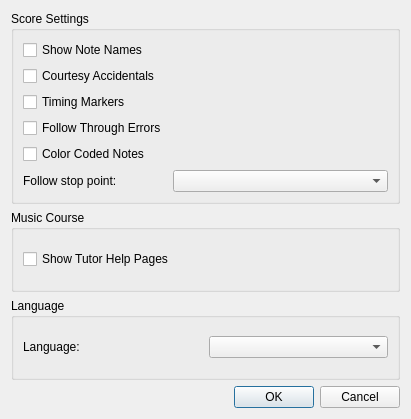
This is src/GuiPreferencesDialog.ui in pianobooster/PianoBooster as Qt 5 draws it before an edit. The edited form follows.
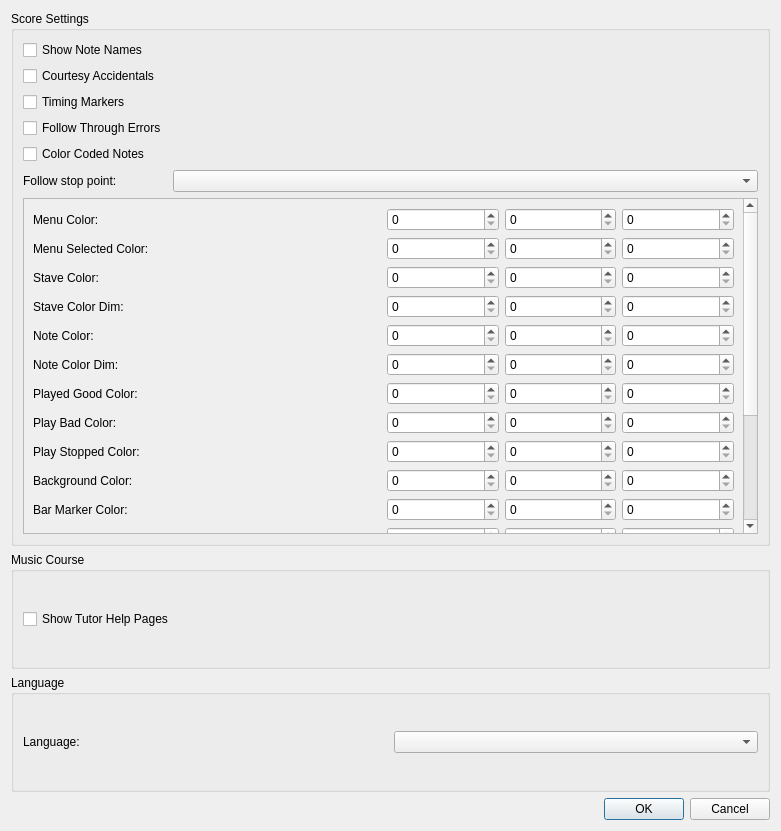
This is the edited form.

Commit message: Add preference configurations for the play animation colors.   + Added new fields in GUI preferences for various color fields   + Moved the color settings over from CFG to CSettings, but keep the CFG methods still pointing to the CSettings due some dependency issue.   + The color is 0-255 integer value for "red", "green" and "blue".   + It would help if add a button for picking color, and even better if have a preview while changing the color.

```diff
--- a/src/GuiPreferencesDialog.ui
+++ b/src/GuiPreferencesDialog.ui
@@ -6,8 +6,8 @@
    <rect>
     <x>0</x>
     <y>0</y>
-    <width>411</width>
-    <height>419</height>
+    <width>781</width>
+    <height>831</height>
    </rect>
   </property>
   <property name="sizePolicy">
@@ -162,6 +162,590 @@
         </item>
        </layout>
       </item>
+      <item>
+       <widget class="QScrollArea" name="scrollArea">
+        <property name="sizePolicy">
+         <sizepolicy hsizetype="Expanding" vsizetype="Fixed">
+          <horstretch>0</horstretch>
+          <verstretch>0</verstretch>
+         </sizepolicy>
+        </property>
+        <property name="minimumSize">
+         <size>
+          <width>0</width>
+          <height>250</height>
+         </size>
+        </property>
+        <property name="maximumSize">
+         <size>
+          <width>16777215</width>
+          <height>500</height>
+         </size>
+        </property>
+        <property name="widgetResizable">
+         <bool>true</bool>
+        </property>
+        <widget class="QWidget" name="scrollAreaWidgetContents">
+         <property name="geometry">
+          <rect>
+           <x>0</x>
+           <y>0</y>
+           <width>723</width>
+           <height>590</height>
+          </rect>
+         </property>
+         <layout class="QGridLayout" name="gridLayout_4">
+          <item row="10" column="1">
+           <layout class="QHBoxLayout" name="horizontalLayout_6">
+            <item>
+             <widget class="QSpinBox" name="noteDimRedSpinBox">
+              <property name="maximum">
+               <number>255</number>
+              </property>
+             </widget>
+            </item>
+            <item>
+             <widget class="QSpinBox" name="noteDimGreenSpinBox">
+              <property name="maximum">
+               <number>255</number>
+              </property>
+             </widget>
+            </item>
+            <item>
+             <widget class="QSpinBox" name="noteDimBlueSpinBox">
+              <property name="maximum">
+               <number>255</number>
+              </property>
+             </widget>
+            </item>
+           </layout>
+          </item>
+          <item row="15" column="1">
+           <layout class="QHBoxLayout" name="horizontalLayout_11">
+            <item>
+             <widget class="QSpinBox" name="barMarkerRedSpinBox">
+              <property name="maximum">
+               <number>255</number>
+              </property>
+             </widget>
+            </item>
+            <item>
+             <widget class="QSpinBox" name="barMarkerGreenSpinBox">
+              <property name="maximum">
+               <number>255</number>
+              </property>
+             </widget>
+            </item>
+            <item>
+             <widget class="QSpinBox" name="barMarkerBlueSpinBox">
+              <property name="maximum">
+               <number>255</number>
+              </property>
+             </widget>
+            </item>
+           </layout>
+          </item>
+          <item row="7" column="0">
+           <widget class="QLabel" name="label_5">
+            <property name="text">
+             <string>Stave Color:</string>
+            </property>
+           </widget>
+          </item>
+          <item row="18" column="1">
+           <layout class="QHBoxLayout" name="horizontalLayout_14">
+            <item>
+             <widget class="QSpinBox" name="noteNameRedSpinBox">
+              <property name="maximum">
+               <number>255</number>
+              </property>
+             </widget>
+            </item>
+            <item>
+             <widget class="QSpinBox" name="noteNameGreenSpinBox">
+              <property name="maximum">
+               <number>255</number>
+              </property>
+             </widget>
+            </item>
+            <item>
+             <widget class="QSpinBox" name="noteNameBlueSpinBox">
+              <property name="maximum">
+               <number>255</number>
+              </property>
+             </widget>
+            </item>
+           </layout>
+          </item>
+          <item row="17" column="1">
+           <layout class="QHBoxLayout" name="horizontalLayout_13">
+            <item>
+             <widget class="QSpinBox" name="pianoBadRedSpinBox">
+              <property name="maximum">
+               <number>255</number>
+              </property>
+             </widget>
+            </item>
+            <item>
+             <widget class="QSpinBox" name="pianoBadGreenSpinBox">
+              <property name="maximum">
+               <number>255</number>
+              </property>
+             </widget>
+            </item>
+            <item>
+             <widget class="QSpinBox" name="pianoBadBlueSpinBox">
+              <property name="maximum">
+               <number>255</number>
+              </property>
+             </widget>
+            </item>
+           </layout>
+          </item>
+          <item row="20" column="0">
+           <widget class="QLabel" name="label_18">
+            <property name="text">
+             <string>Playing Zone Middle Line Color:</string>
+            </property>
+           </widget>
+          </item>
+          <item row="8" column="1">
+           <layout class="QHBoxLayout" name="horizontalLayout_4">
+            <item>
+             <widget class="QSpinBox" name="staveDimRedSpinBox">
+              <property name="maximum">
+               <number>255</number>
+              </property>
+             </widget>
+            </item>
+            <item>
+             <widget class="QSpinBox" name="staveDimGreenSpinBox">
+              <property name="maximum">
+               <number>255</number>
+              </property>
+             </widget>
+            </item>
+            <item>
+             <widget class="QSpinBox" name="staveDimBlueSpinBox">
+              <property name="maximum">
+               <number>255</number>
+              </property>
+             </widget>
+            </item>
+           </layout>
+          </item>
+          <item row="14" column="1">
+           <layout class="QHBoxLayout" name="horizontalLayout_10">
+            <item>
+             <widget class="QSpinBox" name="bgRedSpinBox">
+              <property name="maximum">
+               <number>255</number>
+              </property>
+             </widget>
+            </item>
+            <item>
+             <widget class="QSpinBox" name="bgGreenSpinBox">
+              <property name="maximum">
+               <number>255</number>
+              </property>
+             </widget>
+            </item>
+            <item>
+             <widget class="QSpinBox" name="bgBlueSpinBox">
+              <property name="maximum">
+               <number>255</number>
+              </property>
+             </widget>
+            </item>
+           </layout>
+          </item>
+          <item row="13" column="0">
+           <widget class="QLabel" name="label_11">
+            <property name="text">
+             <string>Play Stopped Color:</string>
+            </property>
+           </widget>
+          </item>
+          <item row="12" column="0">
+           <widget class="QLabel" name="label_10">
+            <property name="text">
+             <string>Play Bad Color:</string>
+            </property>
+           </widget>
+          </item>
+          <item row="6" column="1">
+           <layout class="QHBoxLayout" name="horizontalLayout_2">
+            <item>
+             <widget class="QSpinBox" name="menuSelectedRedSpinBox">
+              <property name="maximum">
+               <number>255</number>
+              </property>
+             </widget>
+            </item>
+            <item>
+             <widget class="QSpinBox" name="menuSelectedGreenSpinBox">
+              <property name="maximum">
+               <number>255</number>
+              </property>
+             </widget>
+            </item>
+            <item>
+             <widget class="QSpinBox" name="menuSelectedBlueSpinBox">
+              <property name="maximum">
+               <number>255</number>
+              </property>
+             </widget>
+            </item>
+           </layout>
+          </item>
+          <item row="15" column="0">
+           <widget class="QLabel" name="label_13">
+            <property name="text">
+             <string>Bar Marker Color:</string>
+            </property>
+           </widget>
+          </item>
+          <item row="9" column="1">
+           <layout class="QHBoxLayout" name="horizontalLayout_5">
+            <item>
+             <widget class="QSpinBox" name="noteRedSpinBox">
+              <property name="maximum">
+               <number>255</number>
+              </property>
+             </widget>
+            </item>
+            <item>
+             <widget class="QSpinBox" name="noteGreenSpinBox">
+              <property name="maximum">
+               <number>255</number>
+              </property>
+             </widget>
+            </item>
+            <item>
+             <widget class="QSpinBox" name="noteBlueSpinBox">
+              <property name="maximum">
+               <number>255</number>
+              </property>
+             </widget>
+            </item>
+           </layout>
+          </item>
+          <item row="8" column="0">
+           <widget class="QLabel" name="label_6">
+            <property name="text">
+             <string>Stave Color Dim:</string>
+            </property>
+           </widget>
+          </item>
+          <item row="21" column="0">
+           <widget class="QLabel" name="label_19">
+            <property name="text">
+             <string>Playing Zone End Lines Color:</string>
+            </property>
+           </widget>
+          </item>
+          <item row="7" column="1">
+           <layout class="QHBoxLayout" name="horizontalLayout_3">
+            <item>
+             <widget class="QSpinBox" name="staveRedSpinBox">
+              <property name="maximum">
+               <number>255</number>
+              </property>
+             </widget>
+            </item>
+            <item>
+             <widget class="QSpinBox" name="staveGreenSpinBox">
+              <property name="maximum">
+               <number>255</number>
+              </property>
+             </widget>
+            </item>
+            <item>
+             <widget class="QSpinBox" name="staveBlueSpinBox">
+              <property name="maximum">
+               <number>255</number>
+              </property>
+             </widget>
+            </item>
+           </layout>
+          </item>
+          <item row="19" column="0">
+           <widget class="QLabel" name="label_17">
+            <property name="text">
+             <string>Playing Zone Area Color:</string>
+            </property>
+           </widget>
+          </item>
+          <item row="17" column="0">
+           <widget class="QLabel" name="label_15">
+            <property name="text">
+             <string>Piano Bad Color:</string>
+            </property>
+           </widget>
+          </item>
+          <item row="5" column="1">
+           <layout class="QHBoxLayout" name="horizontalLayout">
+            <item>
+             <widget class="QSpinBox" name="menuRedSpinBox">
+              <property name="maximum">
+               <number>255</number>
+              </property>
+              <property name="singleStep">
+               <number>1</number>
+              </property>
+             </widget>
+            </item>
+            <item>
+             <widget class="QSpinBox" name="menuGreenSpinBox">
+              <property name="maximum">
+               <number>255</number>
+              </property>
+             </widget>
+            </item>
+            <item>
+             <widget class="QSpinBox" name="menuBlueSpinBox">
+              <property name="maximum">
+               <number>255</number>
+              </property>
+             </widget>
+            </item>
+           </layout>
+          </item>
+          <item row="6" column="0">
+           <widget class="QLabel" name="label_4">
+            <property name="text">
+             <string>Menu Selected Color:</string>
+            </property>
+           </widget>
+          </item>
+          <item row="13" column="1">
+           <layout class="QHBoxLayout" name="horizontalLayout_9">
+            <item>
+             <widget class="QSpinBox" name="playStoppedRedSpinBox">
+              <property name="maximum">
+               <number>255</number>
+              </property>
+             </widget>
+            </item>
+            <item>
+             <widget class="QSpinBox" name="playStoppedGreenSpinBox">
+              <property name="maximum">
+               <number>255</number>
+              </property>
+             </widget>
+            </item>
+            <item>
+             <widget class="QSpinBox" name="playStoppedBlueSpinBox">
+              <property name="maximum">
+               <number>255</number>
+              </property>
+             </widget>
+            </item>
+           </layout>
+          </item>
+          <item row="11" column="0">
+           <widget class="QLabel" name="label_9">
+            <property name="text">
+             <string>Played Good Color:</string>
+            </property>
+           </widget>
+          </item>
+          <item row="16" column="1">
+           <layout class="QHBoxLayout" name="horizontalLayout_12">
+            <item>
+             <widget class="QSpinBox" name="beatMarkerRedSpinBox">
+              <property name="maximum">
+               <number>255</number>
+              </property>
+             </widget>
+            </item>
+            <item>
+             <widget class="QSpinBox" name="beatMarkerGreenSpinBox">
+              <property name="maximum">
+               <number>255</number>
+              </property>
+             </widget>
+            </item>
+            <item>
+             <widget class="QSpinBox" name="beatMarkerBlueSpinBox">
+              <property name="maximum">
+               <number>255</number>
+              </property>
+             </widget>
+            </item>
+           </layout>
+          </item>
+          <item row="14" column="0">
+           <widget class="QLabel" name="label_12">
+            <property name="text">
+             <string>Background Color:</string>
+            </property>
+           </widget>
+          </item>
+          <item row="9" column="0">
+           <widget class="QLabel" name="label_7">
+            <property name="text">
+             <string>Note Color:</string>
+            </property>
+           </widget>
+          </item>
+          <item row="5" column="0">
+           <widget class="QLabel" name="label_2">
+            <property name="text">
+             <string>Menu Color:</string>
+            </property>
+           </widget>
+          </item>
+          <item row="19" column="1">
+           <layout class="QHBoxLayout" name="horizontalLayout_15">
+            <item>
+             <widget class="QSpinBox" name="playZoneBgRedSpinBox">
+              <property name="maximum">
+               <number>255</number>
+              </property>
+             </widget>
+            </item>
+            <item>
+             <widget class="QSpinBox" name="playZoneBgGreenSpinBox">
+              <property name="maximum">
+               <number>255</number>
+              </property>
+             </widget>
+            </item>
+            <item>
+             <widget class="QSpinBox" name="playZoneBgBlueSpinBox">
+              <property name="maximum">
+               <number>255</number>
+              </property>
+             </widget>
+            </item>
+           </layout>
+          </item>
+          <item row="11" column="1">
+           <layout class="QHBoxLayout" name="horizontalLayout_7">
+            <item>
+             <widget class="QSpinBox" name="playGoodRedSpinBox">
+              <property name="maximum">
+               <number>255</number>
+              </property>
+             </widget>
+            </item>
+            <item>
+             <widget class="QSpinBox" name="playGoodGreenSpinBox">
+              <property name="maximum">
+               <number>255</number>
+              </property>
+             </widget>
+            </item>
+            <item>
+             <widget class="QSpinBox" name="playGoodBlueSpinBox">
+              <property name="maximum">
+               <number>255</number>
+              </property>
+             </widget>
+            </item>
+           </layout>
+          </item>
+          <item row="10" column="0">
+           <widget class="QLabel" name="label_8">
+            <property name="text">
+             <string>Note Color Dim:</string>
+            </property>
+           </widget>
+          </item>
+          <item row="12" column="1">
+           <layout class="QHBoxLayout" name="horizontalLayout_8">
+            <item>
+             <widget class="QSpinBox" name="playBadRedSpinBox">
+              <property name="maximum">
+               <number>255</number>
+              </property>
+             </widget>
+            </item>
+            <item>
+             <widget class="QSpinBox" name="playBadGreenSpinBox">
+              <property name="maximum">
+               <number>255</number>
+              </property>
+             </widget>
+            </item>
+            <item>
+             <widget class="QSpinBox" name="playBadBlueSpinBox">
+              <property name="maximum">
+               <number>255</number>
+              </property>
+             </widget>
+            </item>
+           </layout>
+          </item>
+          <item row="21" column="1">
+           <layout class="QHBoxLayout" name="horizontalLayout_17">
+            <item>
+             <widget class="QSpinBox" name="playZoneEndLineRedSpinBox">
+              <property name="maximum">
+               <number>255</number>
+              </property>
+             </widget>
+            </item>
+            <item>
+             <widget class="QSpinBox" name="playZoneEndLineGreenSpinBox">
+              <property name="maximum">
+               <number>255</number>
+              </property>
+             </widget>
+            </item>
+            <item>
+             <widget class="QSpinBox" name="playZoneEndLineBlueSpinBox">
+              <property name="maximum">
+               <number>255</number>
+              </property>
+             </widget>
+            </item>
+           </layout>
+          </item>
+          <item row="20" column="1">
+           <layout class="QHBoxLayout" name="horizontalLayout_16">
+            <item>
+             <widget class="QSpinBox" name="playZoneMiddleRedSpinBox">
+              <property name="maximum">
+               <number>255</number>
+              </property>
+             </widget>
+            </item>
+            <item>
+             <widget class="QSpinBox" name="playZoneMiddleGreenSpinBox">
+              <property name="maximum">
+               <number>255</number>
+              </property>
+             </widget>
+            </item>
+            <item>
+             <widget class="QSpinBox" name="playZoneMiddleBlueSpinBox">
+              <property name="maximum">
+               <number>255</number>
+              </property>
+             </widget>
+            </item>
+           </layout>
+          </item>
+          <item row="16" column="0">
+           <widget class="QLabel" name="label_14">
+            <property name="text">
+             <string>Beat Marker Color:</string>
+            </property>
+           </widget>
+          </item>
+          <item row="18" column="0">
+           <widget class="QLabel" name="label_16">
+            <property name="text">
+             <string>Note Name Color:</string>
+            </property>
+           </widget>
+          </item>
+         </layout>
+        </widget>
+       </widget>
+      </item>
      </layout>
     </widget>
    </item>
@@ -204,7 +788,11 @@
          </widget>
         </item>
         <item row="0" column="1">
-         <widget class="QComboBox" name="languageCombo"/>
+         <widget class="QComboBox" name="languageCombo">
+          <property name="maximum" stdset="0">
+           <number>255</number>
+          </property>
+         </widget>
         </item>
        </layout>
       </item>
```
Left out of the diff: 126 changed lines with no effect on the pictures. The commit also changes 9 other files.
